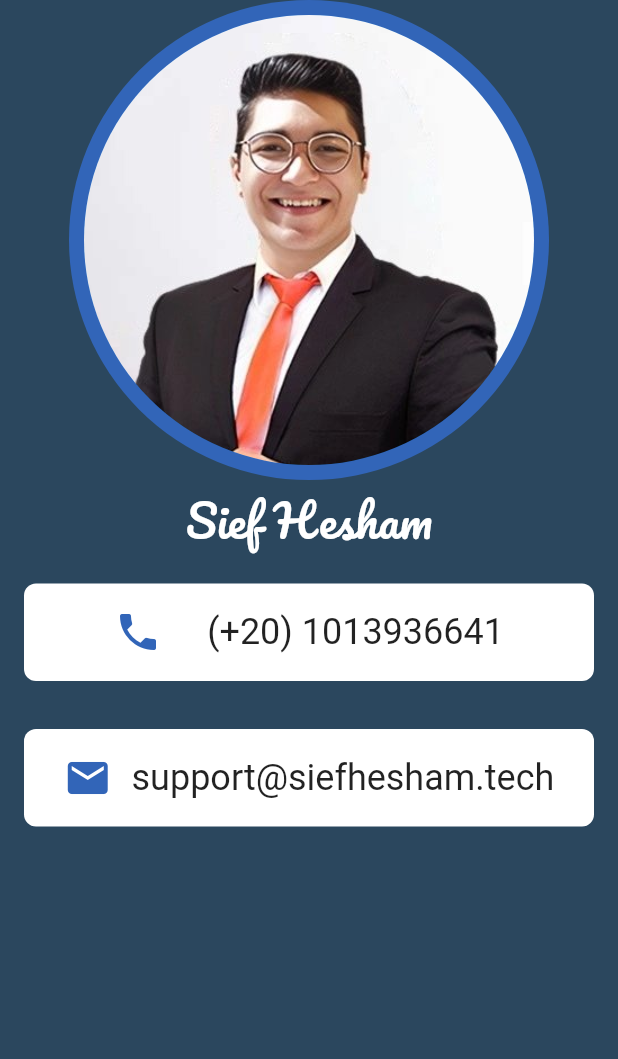
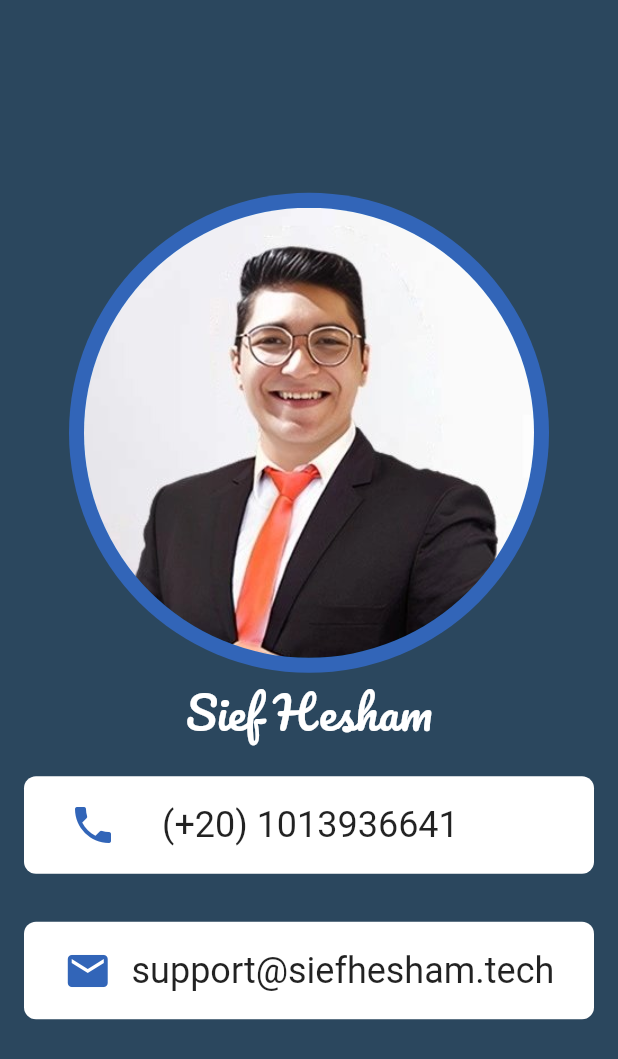
Before and after one commit to 0x3b3fc/business_card, a Flutter app: the screen it shows after launch, on a phone screen of 412 x 824 dp. Shown: the top 1059 px of the screen. Run offline on Flutter 3.47's test engine with Material 2 defaults, Android fonts, the phone set to English and light mode, and no system bars.

Commit message:
fix style for card

```diff
--- a/lib/main.dart
+++ b/lib/main.dart
@@ -12,6 +12,7 @@ class BusinessCardApp extends StatelessWidget {
       home: Scaffold(
         backgroundColor: Color(0xff2B475E),
         body: Column(
+          mainAxisAlignment: MainAxisAlignment.center,
           children: [
             CircleAvatar(
               radius: 160,
@@ -42,13 +43,13 @@ class BusinessCardApp extends StatelessWidget {
                     child: Row(
                       mainAxisSize: MainAxisSize.min,
                       children: [
-                        Spacer(
-                          flex: 2,
-                        ),
-                        Icon(
-                          Icons.phone,
-                          size: 32,
-                          color: Color(0xff3265B8),
+                        Padding(
+                          padding: const EdgeInsets.only(left: 30.0),
+                          child: Icon(
+                            Icons.phone,
+                            size: 32,
+                            color: Color(0xff3265B8),
+                          ),
                         ),
                         Spacer(
                           flex: 1,
@@ -60,7 +61,7 @@ class BusinessCardApp extends StatelessWidget {
                           ),
                         ),
                         Spacer(
-                          flex: 2,
+                          flex: 3,
                         )
                       ],
                     ),
```
